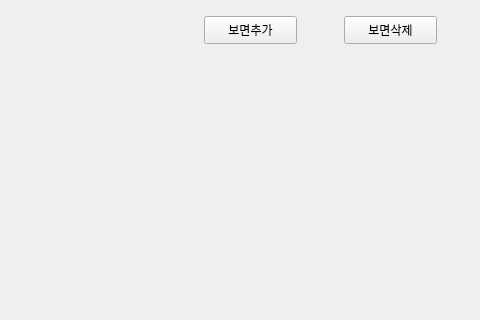
Neutrinoant/TaikoEditor, file code/mainWindow.ui: the form before one commit; both pictures show x 246 to 726 and y 223 to 543 of the 907 by 744 pixel window.
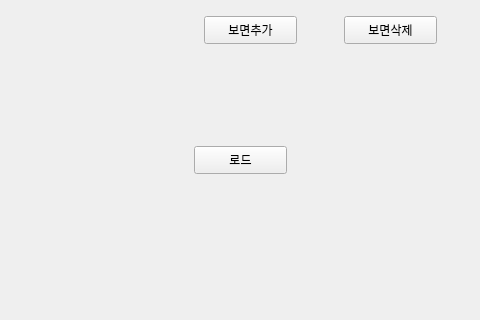
The form after the commit. Icons and pictures are not drawn.

Patch:
```diff
--- a/code/mainWindow.ui
+++ b/code/mainWindow.ui
@@ -210,6 +210,19 @@
      <string>보면삭제</string>
     </property>
    </widget>
+   <widget class="QPushButton" name="push_load">
+    <property name="geometry">
+     <rect>
+      <x>440</x>
+      <y>350</y>
+      <width>93</width>
+      <height>28</height>
+     </rect>
+    </property>
+    <property name="text">
+     <string>로드</string>
+    </property>
+   </widget>
   </widget>
   <widget class="QMenuBar" name="menubar">
    <property name="geometry">
```
